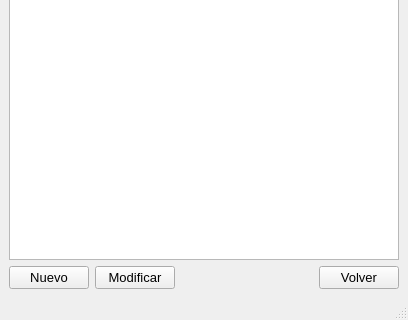
The window that vista/UI/VistaConfiguracionTemaABM.ui (fiorellavaldez/TF_LOS_8_ESCALONES) describes before a commit, drawn with Qt 5; both pictures show x 0 to 408 and y 400 to 720 of the 408 by 720 pixel window.
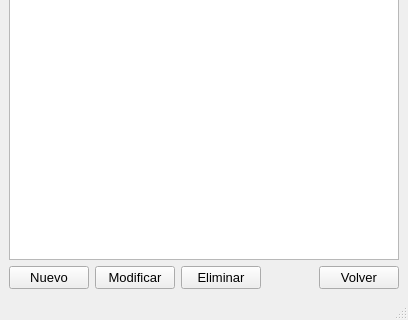
The same window after the commit.

Commit message:
ABM Temas
Falta la barra Buscar
Elimina sin marca

The edit to the form file:
```diff
--- a/vista/UI/VistaConfiguracionTemaABM.ui
+++ b/vista/UI/VistaConfiguracionTemaABM.ui
@@ -110,6 +110,18 @@
         </property>
        </widget>
       </item>
+      <item>
+       <widget class="QPushButton" name="pushButton_Eliminar">
+        <property name="font">
+         <font>
+          <pointsize>10</pointsize>
+         </font>
+        </property>
+        <property name="text">
+         <string>Eliminar</string>
+        </property>
+       </widget>
+      </item>
       <item>
        <spacer name="horizontalSpacer">
         <property name="orientation">
```
The commit also changes 11 other files.
